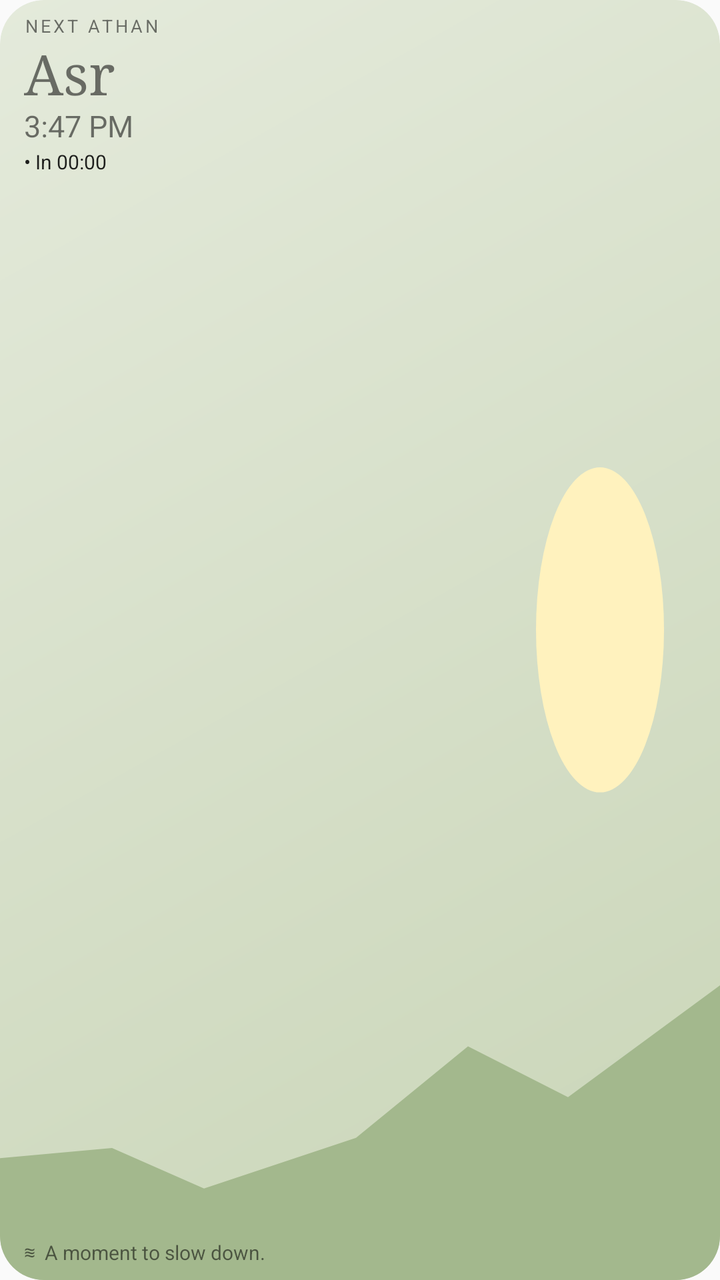
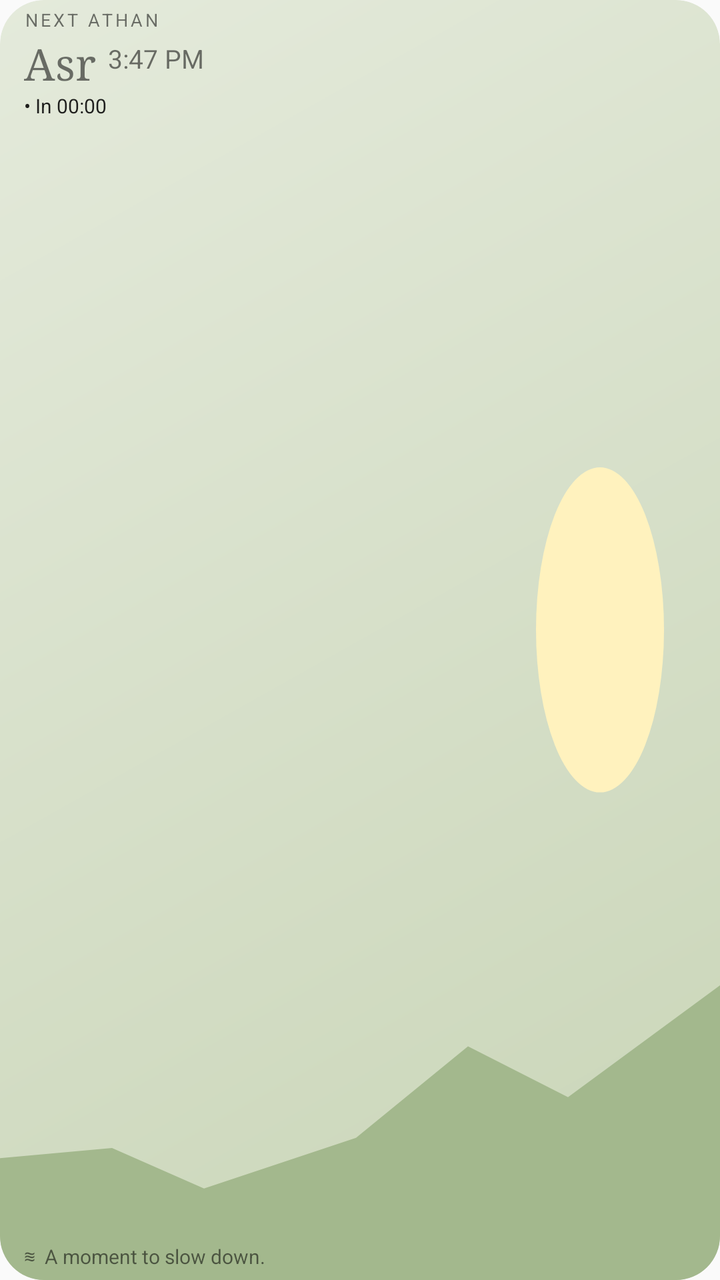

Screens rendered from an Android XML layout before and after an edit, with the pre-edit source and the edit as a unified diff.
<!-- AndroidManifest.xml: application theme AppTheme -->
<!-- res/layout/prayer_widget.xml -->
<?xml version="1.0" encoding="utf-8"?>
<FrameLayout xmlns:android="http://schemas.android.com/apk/res/android" android:layout_width="match_parent" android:layout_height="match_parent">
 <FrameLayout android:id="@+id/widget_root" android:layout_width="match_parent" android:layout_height="match_parent" android:background="@drawable/widget_asr" android:clipToOutline="true">
  <ImageView android:id="@+id/widget_scene" android:layout_width="match_parent" android:layout_height="match_parent" android:src="@drawable/widget_scene_day" android:scaleType="fitXY" android:importantForAccessibility="no" />
  <LinearLayout android:layout_width="match_parent" android:layout_height="match_parent" android:orientation="vertical" android:paddingLeft="12dp" android:paddingRight="12dp" android:paddingTop="8dp" android:paddingBottom="8dp">
   <TextView android:id="@+id/widget_label" android:layout_width="wrap_content" android:layout_height="wrap_content" android:text="NEXT ATHAN" android:textSize="9sp" android:letterSpacing="0.15" android:includeFontPadding="false" />
   <TextView android:id="@+id/widget_prayer" android:layout_width="120dp" android:layout_height="wrap_content" android:layout_marginTop="3dp" android:text="Asr" android:textSize="28sp" android:fontFamily="serif" android:maxLines="1" android:ellipsize="end" android:includeFontPadding="false" />
   <TextView android:id="@+id/widget_time" android:layout_width="wrap_content" android:layout_height="wrap_content" android:text="3:47 PM" android:textSize="15sp" android:includeFontPadding="false" />
   <Chronometer android:id="@+id/widget_countdown" android:layout_width="wrap_content" android:layout_height="wrap_content" android:layout_marginTop="3dp" android:textSize="10sp" android:format="• In %s" android:includeFontPadding="false" />
   <TextView android:id="@+id/widget_location" android:layout_width="match_parent" android:layout_height="0dp" android:layout_weight="1" android:visibility="gone" />
  </LinearLayout>
  <TextView android:id="@+id/widget_reflection" android:layout_width="match_parent" android:layout_height="wrap_content" android:layout_gravity="bottom" android:layout_marginLeft="12dp" android:layout_marginRight="8dp" android:layout_marginBottom="7dp" android:text="≋  A moment to slow down." android:textSize="10sp" android:maxLines="1" android:includeFontPadding="false" />
 </FrameLayout>
</FrameLayout>
<!-- resources referenced by this layout -->
<resources>
  <!-- drawable widget_asr (drawable) -->
  <?xml version="1.0" encoding="utf-8"?>
  <shape xmlns:android="http://schemas.android.com/apk/res/android"><corners android:radius="22dp"/><gradient android:startColor="#E4EADB" android:endColor="#C9D5B7" android:angle="315"/></shape>
  <!-- drawable widget_scene_day (drawable) -->
  <vector xmlns:android="http://schemas.android.com/apk/res/android" android:width="180dp" android:height="126dp" android:viewportWidth="180" android:viewportHeight="126">
   <path android:fillColor="#FFF2BE" android:pathData="M150,46a16,16 0,1 0,0 32a16,16 0,1 0,0 -32" />
   <path android:fillColor="#A3B88D" android:pathData="M0,114L28,113L51,117L89,112L117,103L142,108L180,97L180,126L0,126Z" />
  </vector>
  <style name="AppTheme" parent="Theme.AppCompat.Light.DarkActionBar">
          
          <item name="colorPrimary">@color/colorPrimary</item>
          <item name="colorPrimaryDark">@color/colorPrimaryDark</item>
          <item name="colorAccent">@color/colorAccent</item>
      </style>
</resources>

<!-- the commit's change to res/layout/prayer_widget.xml (unified diff, before → after) -->
@@ -2,13 +2,15 @@
 <FrameLayout xmlns:android="http://schemas.android.com/apk/res/android" android:layout_width="match_parent" android:layout_height="match_parent">
  <FrameLayout android:id="@+id/widget_root" android:layout_width="match_parent" android:layout_height="match_parent" android:background="@drawable/widget_asr" android:clipToOutline="true">
   <ImageView android:id="@+id/widget_scene" android:layout_width="match_parent" android:layout_height="match_parent" android:src="@drawable/widget_scene_day" android:scaleType="fitXY" android:importantForAccessibility="no" />
-  <LinearLayout android:layout_width="match_parent" android:layout_height="match_parent" android:orientation="vertical" android:paddingLeft="12dp" android:paddingRight="12dp" android:paddingTop="8dp" android:paddingBottom="8dp">
+  <LinearLayout android:layout_width="match_parent" android:layout_height="match_parent" android:orientation="vertical" android:paddingLeft="12dp" android:paddingRight="12dp" android:paddingTop="5dp" android:paddingBottom="5dp">
    <TextView android:id="@+id/widget_label" android:layout_width="wrap_content" android:layout_height="wrap_content" android:text="NEXT ATHAN" android:textSize="9sp" android:letterSpacing="0.15" android:includeFontPadding="false" />
-   <TextView android:id="@+id/widget_prayer" android:layout_width="120dp" android:layout_height="wrap_content" android:layout_marginTop="3dp" android:text="Asr" android:textSize="28sp" android:fontFamily="serif" android:maxLines="1" android:ellipsize="end" android:includeFontPadding="false" />
-   <TextView android:id="@+id/widget_time" android:layout_width="wrap_content" android:layout_height="wrap_content" android:text="3:47 PM" android:textSize="15sp" android:includeFontPadding="false" />
+   <LinearLayout android:layout_width="match_parent" android:layout_height="wrap_content" android:orientation="horizontal" android:gravity="center_vertical">
+   <TextView android:id="@+id/widget_prayer" android:layout_width="wrap_content" android:layout_height="wrap_content" android:layout_marginTop="3dp" android:text="Asr" android:textSize="22sp" android:fontFamily="serif" android:maxLines="1" android:ellipsize="end" android:includeFontPadding="false" />
+   <TextView android:id="@+id/widget_time" android:layout_width="wrap_content" android:layout_height="wrap_content" android:layout_marginStart="6dp" android:text="3:47 PM" android:textSize="13sp" android:includeFontPadding="false" />
+   </LinearLayout>
    <Chronometer android:id="@+id/widget_countdown" android:layout_width="wrap_content" android:layout_height="wrap_content" android:layout_marginTop="3dp" android:textSize="10sp" android:format="• In %s" android:includeFontPadding="false" />
    <TextView android:id="@+id/widget_location" android:layout_width="match_parent" android:layout_height="0dp" android:layout_weight="1" android:visibility="gone" />
   </LinearLayout>
-  <TextView android:id="@+id/widget_reflection" android:layout_width="match_parent" android:layout_height="wrap_content" android:layout_gravity="bottom" android:layout_marginLeft="12dp" android:layout_marginRight="8dp" android:layout_marginBottom="7dp" android:text="≋  A moment to slow down." android:textSize="10sp" android:maxLines="1" android:includeFontPadding="false" />
+  <TextView android:id="@+id/widget_reflection" android:layout_width="match_parent" android:layout_height="wrap_content" android:layout_gravity="bottom" android:layout_marginLeft="12dp" android:layout_marginRight="8dp" android:layout_marginBottom="5dp" android:text="≋  A moment to slow down." android:textSize="10sp" android:maxLines="1" android:includeFontPadding="false" />
  </FrameLayout>
 </FrameLayout>
